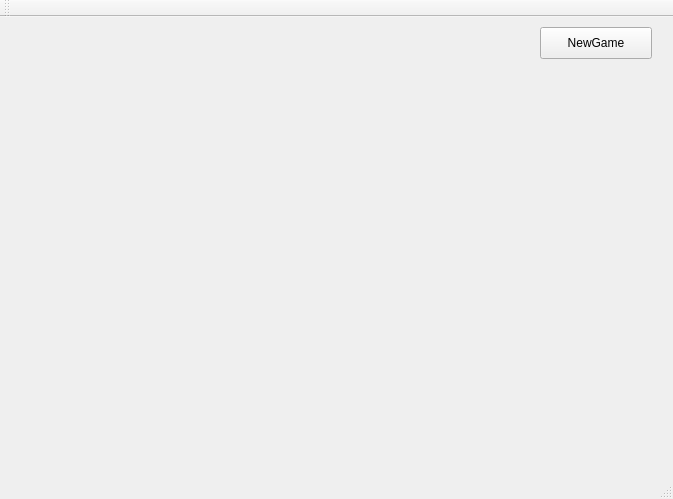
The window that boardwindow.ui (maurawinstanley/candyland) describes before a commit, drawn with Qt 5.
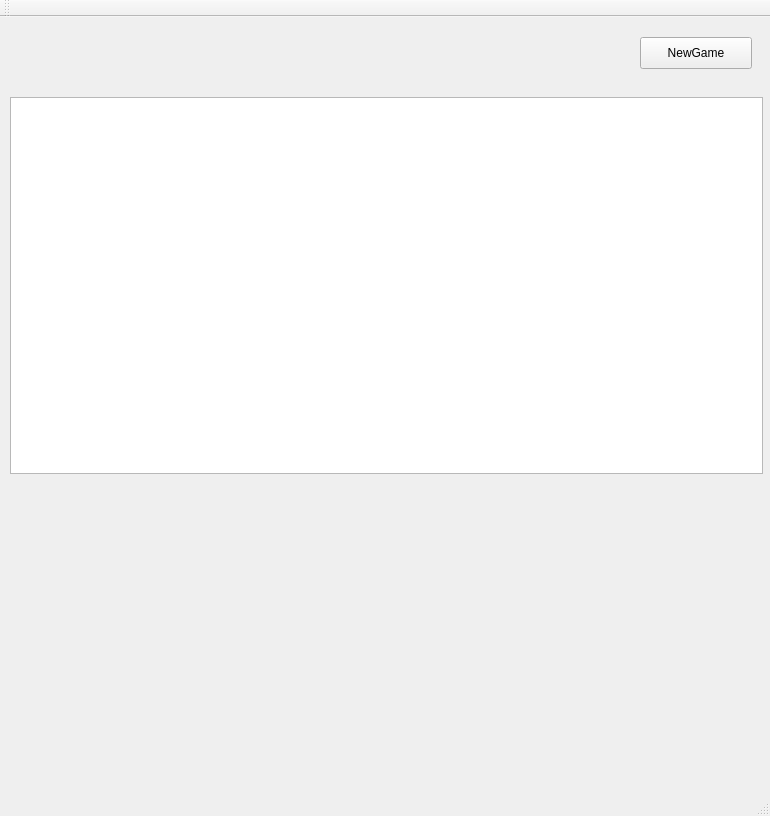
The same window after the commit.

Commit message: Updated ui, added board and powersquare logic

```diff
--- a/boardwindow.ui
+++ b/boardwindow.ui
@@ -6,8 +6,8 @@
    <rect>
     <x>0</x>
     <y>0</y>
-    <width>673</width>
-    <height>499</height>
+    <width>770</width>
+    <height>816</height>
    </rect>
   </property>
   <property name="windowTitle">
@@ -17,8 +17,8 @@
    <widget class="QPushButton" name="pushButton">
     <property name="geometry">
      <rect>
-      <x>540</x>
-      <y>10</y>
+      <x>640</x>
+      <y>20</y>
       <width>112</width>
       <height>32</height>
      </rect>
@@ -27,6 +27,16 @@
      <string>NewGame</string>
     </property>
    </widget>
+   <widget class="QGraphicsView" name="graphicsView">
+    <property name="geometry">
+     <rect>
+      <x>10</x>
+      <y>80</y>
+      <width>753</width>
+      <height>377</height>
+     </rect>
+    </property>
+   </widget>
   </widget>
   <widget class="QMenuBar" name="menuBar">
    <property name="geometry">
```
Left out of the diff: 2 changed lines with no effect on the pictures. The commit also changes 5 other files.
